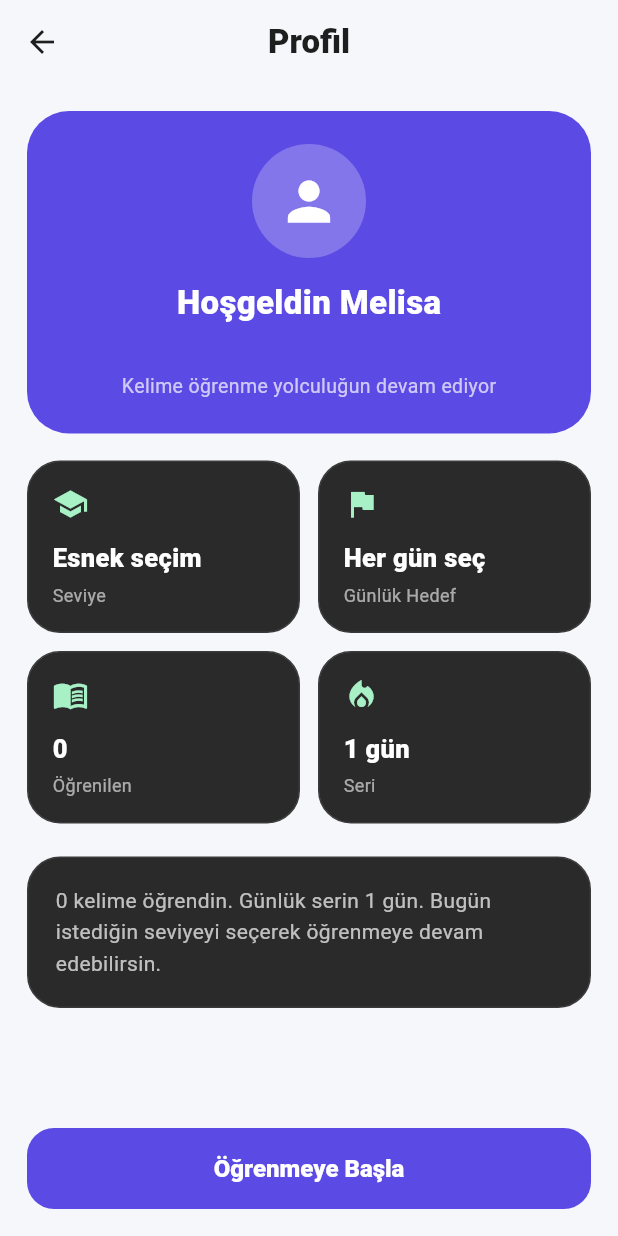
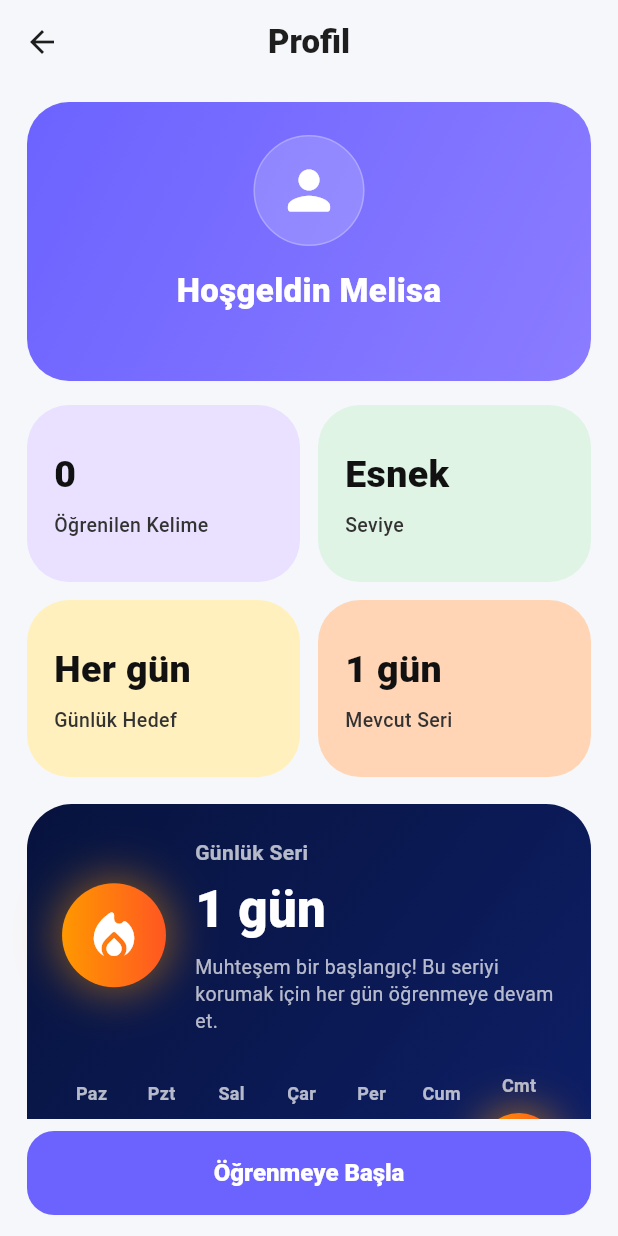
Before and after one commit to melisayildirm/daily-english-vocabulary, a Flutter app: the ProfileScreen screen opened directly, on a phone screen of 412 x 824 dp. Run offline on Flutter 3.47's test engine with Material 3 defaults, Android fonts, the phone set to English and light mode, and no system bars; our stand-ins replace cloud_firestore, firebase_auth, firebase_core, google_generative_ai, shared_preferences; accounts and stored records are empty; generated files the repository leaves out were written again.

Commit message:
feat: redesign animated profile and streak section

```diff
--- a/lib/screens/profile/profile_screen.dart
+++ b/lib/screens/profile/profile_screen.dart
@@ -12,17 +12,43 @@ class ProfileScreen extends StatefulWidget {
   State<ProfileScreen> createState() => _ProfileScreenState();
 }
 
-class _ProfileScreenState extends State<ProfileScreen> {
+class _ProfileScreenState extends State<ProfileScreen>
+    with SingleTickerProviderStateMixin {
   final UserService _userService = UserService();
 
   int streak = 0;
   int totalLearned = 0;
 
+  late AnimationController _streakController;
+  late Animation<double> _streakScaleAnimation;
+
   @override
   void initState() {
     super.initState();
+
+    _streakController = AnimationController(
+      vsync: this,
+      duration: const Duration(milliseconds: 900),
+    )..repeat(reverse: true);
+
+    _streakScaleAnimation = Tween<double>(
+      begin: 0.96,
+      end: 1.05,
+    ).animate(
+      CurvedAnimation(
+        parent: _streakController,
+        curve: Curves.easeInOut,
+      ),
+    );
+
     loadStreak();
     loadUserStats();
+  }
+
+  @override
+  void dispose() {
+    _streakController.dispose();
+    super.dispose();
   }
 
   Future<void> loadStreak() async {
@@ -49,15 +75,29 @@ class _ProfileScreenState extends State<ProfileScreen> {
     final user = FirebaseAuth.instance.currentUser;
     final email = user?.email ?? '';
 
-    if (email.isEmpty) {
-      return 'Melisa';
-    }
+    if (email.isEmpty) return 'Melisa';
 
     return email.split('@').first;
   }
 
   String getUserEmail() {
     return FirebaseAuth.instance.currentUser?.email ?? '';
+  }
+
+  String getStreakMessage() {
+    if (streak == 0) {
+      return 'Bugün ilk adımı at ve serini başlat.';
+    }
+
+    if (streak < 3) {
+      return 'Muhteşem bir başlangıç! Bu seriyi korumak için her gün öğrenmeye devam et.';
+    }
+
+    if (streak < 7) {
+      return 'Harika gidiyorsun! Öğrenme alışkanlığın güçleniyor.';
+    }
+
+    return 'Mükemmel! Çok güçlü bir öğrenme serisi yakaladın.';
   }
 
   @override
@@ -67,24 +107,108 @@ class _ProfileScreenState extends State<ProfileScreen> {
         title: const Text('Profil'),
         centerTitle: true,
       ),
-      body: Padding(
-        padding: const EdgeInsets.all(18),
+      bottomNavigationBar: SafeArea(
+        child: Padding(
+          padding: const EdgeInsets.fromLTRB(18, 8, 18, 14),
+          child: SizedBox(
+            width: double.infinity,
+            height: 56,
+            child: ElevatedButton(
+              onPressed: () {
+                Navigator.push(
+                  context,
+                  MaterialPageRoute(
+                    builder: (context) => const LevelSelectionScreen(),
+                  ),
+                );
+              },
+              child: const Text(
+                'Öğrenmeye Başla',
+                style: TextStyle(
+                  fontSize: 16,
+                  fontWeight: FontWeight.w800,
+                ),
+              ),
+            ),
+          ),
+        ),
+      ),
+      body: SafeArea(
+        child: SingleChildScrollView(
+          padding: const EdgeInsets.fromLTRB(18, 12, 18, 22),
           child: Column(
             children: [
-            Container(
+              _headerCard(),
+              const SizedBox(height: 16),
+              Row(
+                children: [
+                  _miniStatCard(
+                    title: 'Öğrenilen Kelime',
+                    value: '$totalLearned',
+                    backgroundColor: const Color(0xFFE9E1FF),
+                  ),
+                  const SizedBox(width: 12),
+                  _miniStatCard(
+                    title: 'Seviye',
+                    value: 'Esnek',
+                    backgroundColor: const Color(0xFFDFF4E5),
+                  ),
+                ],
+              ),
+              const SizedBox(height: 12),
+              Row(
+                children: [
+                  _miniStatCard(
+                    title: 'Günlük Hedef',
+                    value: 'Her gün',
+                    backgroundColor: const Color(0xFFFFF0BD),
+                  ),
+                  const SizedBox(width: 12),
+                  _miniStatCard(
+                    title: 'Mevcut Seri',
+                    value: '$streak gün',
+                    backgroundColor: const Color(0xFFFFD5B5),
+                  ),
+                ],
+              ),
+              const SizedBox(height: 18),
+              _animatedStreakCard(),
+            ],
+          ),
+        ),
+      ),
+    );
+  }
+
+  Widget _headerCard() {
+    return Container(
       width: double.infinity,
       padding: const EdgeInsets.all(22),
       decoration: BoxDecoration(
-                color: const Color(0xFF5C4AE4),
+        gradient: const LinearGradient(
+          colors: [
+            Color(0xFF6C63FF),
+            Color(0xFF8B7CFF),
+          ],
+          begin: Alignment.topLeft,
+          end: Alignment.bottomRight,
+        ),
         borderRadius: BorderRadius.circular(28),
       ),
       child: Column(
         children: [
-                  const CircleAvatar(
-                    radius: 38,
-                    backgroundColor: Colors.white24,
-                    child: Icon(
-                      Icons.person,
+          Container(
+            width: 74,
+            height: 74,
+            decoration: BoxDecoration(
+              color: Colors.white.withOpacity(0.18),
+              shape: BoxShape.circle,
+              border: Border.all(
+                color: Colors.white.withOpacity(0.25),
+              ),
+            ),
+            child: const Icon(
+              Icons.person_rounded,
               color: Colors.white,
               size: 42,
             ),
@@ -92,10 +216,11 @@ class _ProfileScreenState extends State<ProfileScreen> {
           const SizedBox(height: 14),
           Text(
             'Hoşgeldin ${getUserName()}',
+            textAlign: TextAlign.center,
             style: const TextStyle(
               color: Colors.white,
               fontSize: 22,
-                      fontWeight: FontWeight.w800,
+              fontWeight: FontWeight.w900,
             ),
           ),
           const SizedBox(height: 4),
@@ -106,102 +231,43 @@ class _ProfileScreenState extends State<ProfileScreen> {
               fontSize: 13,
             ),
           ),
-                  const SizedBox(height: 8),
-                  const Text(
-                    'Kelime öğrenme yolculuğun devam ediyor',
-                    style: TextStyle(
-                      color: Colors.white70,
-                      fontSize: 13,
+        ],
+      ),
+    );
+  }
+
+  Widget _miniStatCard({
+    required String title,
+    required String value,
+    required Color backgroundColor,
+  }) {
+    return Expanded(
+      child: Container(
+        height: 118,
+        padding: const EdgeInsets.all(18),
+        decoration: BoxDecoration(
+          color: backgroundColor,
+          borderRadius: BorderRadius.circular(28),
+        ),
+        child: Column(
+          crossAxisAlignment: CrossAxisAlignment.start,
+          mainAxisAlignment: MainAxisAlignment.center,
+          children: [
+            Text(
+              value,
+              style: const TextStyle(
+                color: Color(0xFF111111),
+                fontSize: 25,
+                fontWeight: FontWeight.w900,
               ),
             ),
-                ],
-              ),
-            ),
-
-            const SizedBox(height: 18),
-
-            Row(
-              children: [
-                _profileStatCard(
-                  title: 'Seviye',
-                  value: 'Esnek seçim',
-                  icon: Icons.school,
-                ),
-                const SizedBox(width: 12),
-                _profileStatCard(
-                  title: 'Günlük Hedef',
-                  value: 'Her gün seç',
-                  icon: Icons.flag,
-                ),
-              ],
-            ),
-
-            const SizedBox(height: 12),
-
-            Row(
-              children: [
-                _profileStatCard(
-                  title: 'Öğrenilen',
-                  value: '$totalLearned',
-                  icon: Icons.menu_book,
-                ),
-                const SizedBox(width: 12),
-                _profileStatCard(
-                  title: 'Seri',
-                  value: '$streak gün',
-                  icon: Icons.local_fire_department,
-                ),
-              ],
-            ),
-
-            const SizedBox(height: 22),
-
-            Container(
-              width: double.infinity,
-              padding: const EdgeInsets.all(18),
-              decoration: BoxDecoration(
-                color: const Color(0xFF2A2A2A),
-                borderRadius: BorderRadius.circular(22),
-                border: Border.all(color: const Color(0xFF3A3A3A)),
-              ),
-              child: Text(
-                '$totalLearned kelime öğrendin. Günlük serin $streak gün. Bugün istediğin seviyeyi seçerek öğrenmeye devam edebilirsin.',
+            const SizedBox(height: 6),
+            Text(
+              title,
               style: const TextStyle(
-                  color: Colors.white70,
-                  fontSize: 14,
-                  height: 1.5,
-                ),
-              ),
-            ),
-
-            const Spacer(),
-
-            SizedBox(
-              width: double.infinity,
-              height: 54,
-              child: ElevatedButton(
-                onPressed: () {
-                  Navigator.push(
-                    context,
-                    MaterialPageRoute(
-                      builder: (context) => const LevelSelectionScreen(),
-                    ),
-                  );
-                },
-                style: ElevatedButton.styleFrom(
-                  backgroundColor: const Color(0xFF5C4AE4),
-                  foregroundColor: Colors.white,
-                  shape: RoundedRectangleBorder(
-                    borderRadius: BorderRadius.circular(18),
-                  ),
-                ),
-                child: const Text(
-                  'Öğrenmeye Başla',
-                  style: TextStyle(
-                    fontSize: 16,
-                    fontWeight: FontWeight.w800,
-                  ),
-                ),
+                color: Color(0xFF333333),
+                fontSize: 13,
+                fontWeight: FontWeight.w500,
               ),
             ),
           ],
@@ -210,43 +276,151 @@ class _ProfileScreenState extends State<ProfileScreen> {
     );
   }
 
-  Widget _profileStatCard({
-    required String title,
-    required String value,
-    required IconData icon,
-  }) {
-    return Expanded(
-      child: Container(
-        padding: const EdgeInsets.all(16),
+  Widget _animatedStreakCard() {
+    final days = ['Paz', 'Pzt', 'Sal', 'Çar', 'Per', 'Cum', 'Cmt'];
+    final todayIndex = DateTime.now().weekday % 7;
+
+    return Container(
+      width: double.infinity,
+      padding: const EdgeInsets.all(22),
       decoration: BoxDecoration(
-          color: const Color(0xFF2A2A2A),
-          borderRadius: BorderRadius.circular(22),
-          border: Border.all(color: const Color(0xFF3A3A3A)),
+        borderRadius: BorderRadius.circular(30),
+        gradient: const LinearGradient(
+          colors: [
+            Color(0xFF07133D),
+            Color(0xFF0E1F68),
+          ],
+          begin: Alignment.topLeft,
+          end: Alignment.bottomRight,
+        ),
       ),
       child: Column(
         crossAxisAlignment: CrossAxisAlignment.start,
         children: [
-            Icon(icon, color: const Color(0xFFA8F0C6), size: 24),
-            const SizedBox(height: 12),
-            Text(
-              value,
-              style: const TextStyle(
+          Row(
+            children: [
+              ScaleTransition(
+                scale: _streakScaleAnimation,
+                child: Container(
+                  width: 72,
+                  height: 72,
+                  decoration: BoxDecoration(
+                    shape: BoxShape.circle,
+                    gradient: const LinearGradient(
+                      colors: [
+                        Color(0xFFFF9800),
+                        Color(0xFFFF5722),
+                      ],
+                    ),
+                    boxShadow: [
+                      BoxShadow(
+                        color: Colors.orange.withOpacity(0.55),
+                        blurRadius: 28,
+                        spreadRadius: 2,
+                      ),
+                    ],
+                  ),
+                  child: const Icon(
+                    Icons.local_fire_department_rounded,
                     color: Colors.white,
-                fontSize: 17,
-                fontWeight: FontWeight.w800,
+                    size: 42,
+                  ),
+                ),
+              ),
+              const SizedBox(width: 18),
+              Expanded(
+                child: Column(
+                  crossAxisAlignment: CrossAxisAlignment.start,
+                  children: [
+                    const Text(
+                      'Günlük Seri',
+                      style: TextStyle(
+                        color: Colors.white70,
+                        fontSize: 14,
+                        fontWeight: FontWeight.w600,
                       ),
                     ),
                     const SizedBox(height: 4),
                     Text(
-              title,
+                      '$streak gün',
                       style: const TextStyle(
-                color: Colors.white60,
-                fontSize: 12,
+                        color: Colors.white,
+                        fontSize: 34,
+                        fontWeight: FontWeight.w900,
+                      ),
+                    ),
+                    const SizedBox(height: 4),
+                    Text(
+                      getStreakMessage(),
+                      style: const TextStyle(
+                        color: Colors.white70,
+                        fontSize: 13,
+                        height: 1.4,
                       ),
                     ),
                   ],
                 ),
               ),
+            ],
+          ),
+          const SizedBox(height: 26),
+          Row(
+            mainAxisAlignment: MainAxisAlignment.spaceBetween,
+            children: List.generate(days.length, (index) {
+              final isActive = index == todayIndex;
+
+              return Column(
+                children: [
+                  Text(
+                    days[index],
+                    style: const TextStyle(
+                      color: Colors.white70,
+                      fontSize: 12,
+                      fontWeight: FontWeight.w600,
+                    ),
+                  ),
+                  const SizedBox(height: 10),
+                  AnimatedContainer(
+                    duration: const Duration(milliseconds: 400),
+                    width: isActive ? 52 : 42,
+                    height: isActive ? 52 : 42,
+                    decoration: BoxDecoration(
+                      shape: BoxShape.circle,
+                      gradient: isActive
+                          ? const LinearGradient(
+                              colors: [
+                                Color(0xFFFF9800),
+                                Color(0xFFFF5722),
+                              ],
+                            )
+                          : null,
+                      color: isActive
+                          ? null
+                          : Colors.white.withOpacity(0.10),
+                      boxShadow: isActive
+                          ? [
+                              BoxShadow(
+                                color: Colors.orange.withOpacity(0.6),
+                                blurRadius: 24,
+                                spreadRadius: 2,
+                              ),
+                            ]
+                          : [],
+                    ),
+                    child: Icon(
+                      isActive
+                          ? Icons.local_fire_department_rounded
+                          : Icons.circle,
+                      color: isActive ? Colors.white : Colors.white24,
+                      size: isActive ? 28 : 10,
+                    ),
+                  ),
+                ],
+              );
+            }),
+          ),
+        ],
+      ),
     );
   }
 }
```
Lines whose indentation alone changed are shown as unchanged.
